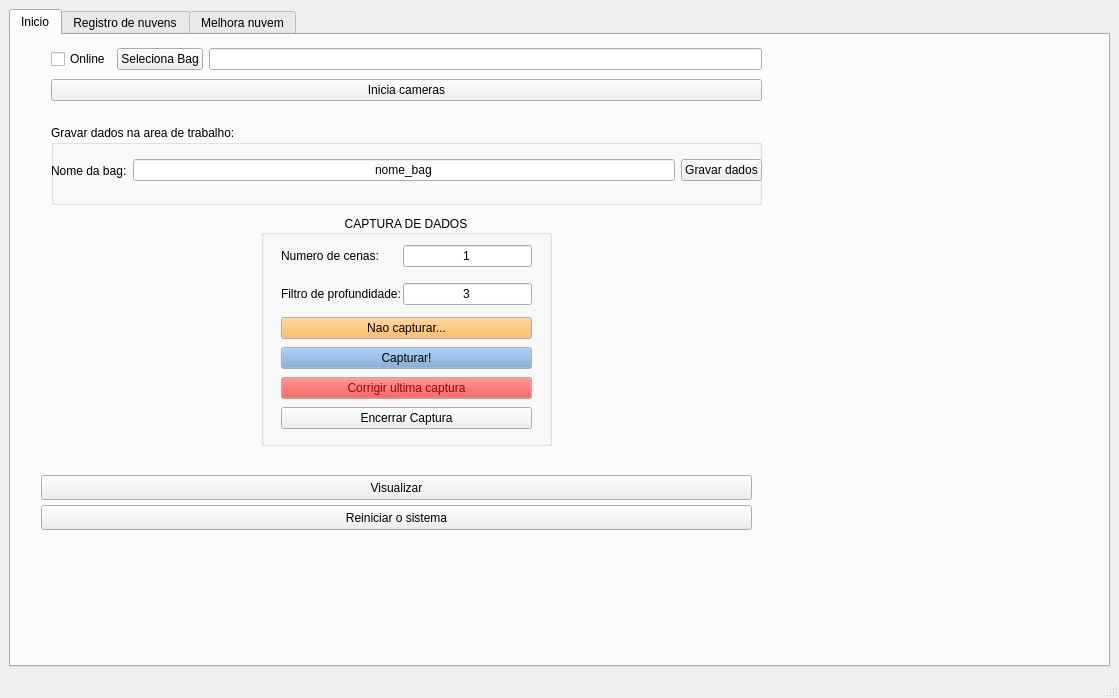
This is handset_gui/ui/main_window.ui in viniciusvidal2/Cameras_GRIn as Qt 5 draws it before an edit. The edited form follows.
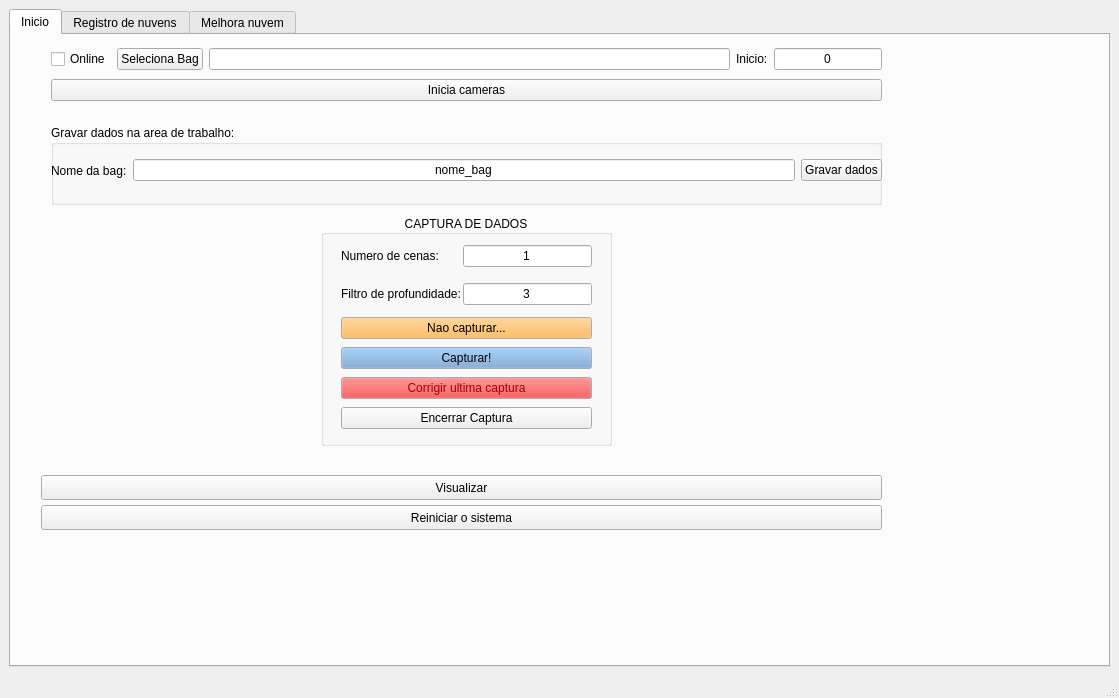
This is the edited form. Icons and pictures are not drawn.

What changed in the file:
```diff
--- a/handset_gui/ui/main_window.ui
+++ b/handset_gui/ui/main_window.ui
@@ -80,7 +80,7 @@
        <widget class="QGroupBox" name="groupBox_captura">
         <property name="geometry">
          <rect>
-          <x>250</x>
+          <x>310</x>
           <y>180</y>
           <width>291</width>
           <height>231</height>
@@ -418,7 +418,7 @@
          <rect>
           <x>30</x>
           <y>440</y>
-          <width>711</width>
+          <width>841</width>
           <height>25</height>
          </rect>
         </property>
@@ -431,7 +431,7 @@
          <rect>
           <x>30</x>
           <y>470</y>
-          <width>711</width>
+          <width>841</width>
           <height>25</height>
          </rect>
         </property>
@@ -447,7 +447,7 @@
          <rect>
           <x>40</x>
           <y>90</y>
-          <width>711</width>
+          <width>831</width>
           <height>80</height>
          </rect>
         </property>
@@ -459,7 +459,7 @@
           <rect>
            <x>0</x>
            <y>30</y>
-           <width>711</width>
+           <width>831</width>
            <height>31</height>
           </rect>
          </property>
@@ -499,13 +499,16 @@
          <rect>
           <x>40</x>
           <y>10</y>
-          <width>711</width>
+          <width>831</width>
           <height>61</height>
          </rect>
         </property>
         <layout class="QVBoxLayout" name="verticalLayout">
          <item>
           <layout class="QHBoxLayout" name="horizontalLayout_5">
+           <property name="sizeConstraint">
+            <enum>QLayout::SetNoConstraint</enum>
+           </property>
            <item>
             <widget class="QCheckBox" name="checkBox_online">
              <property name="text">
@@ -523,6 +526,29 @@
            <item>
             <widget class="QLineEdit" name="lineEdit_nomeplaybag"/>
            </item>
+           <item>
+            <widget class="QLabel" name="label_5">
+             <property name="text">
+              <string>Inicio:</string>
+             </property>
+            </widget>
+           </item>
+           <item>
+            <widget class="QLineEdit" name="lineEdit_frameinicio">
+             <property name="sizePolicy">
+              <sizepolicy hsizetype="Preferred" vsizetype="Fixed">
+               <horstretch>0</horstretch>
+               <verstretch>0</verstretch>
+              </sizepolicy>
+             </property>
+             <property name="text">
+              <string>0</string>
+             </property>
+             <property name="alignment">
+              <set>Qt::AlignCenter</set>
+             </property>
+            </widget>
+           </item>
           </layout>
          </item>
          <item>
```
